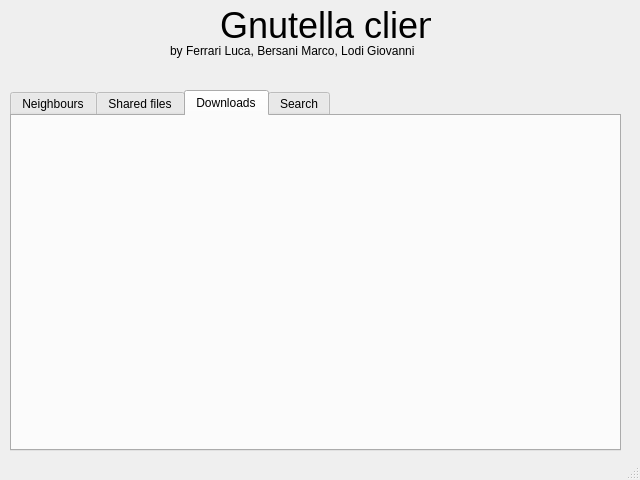
Qt form gnutella/teamGML/ui/qt/designer/mainwindow.ui (B3rs/P2P) before a commit.
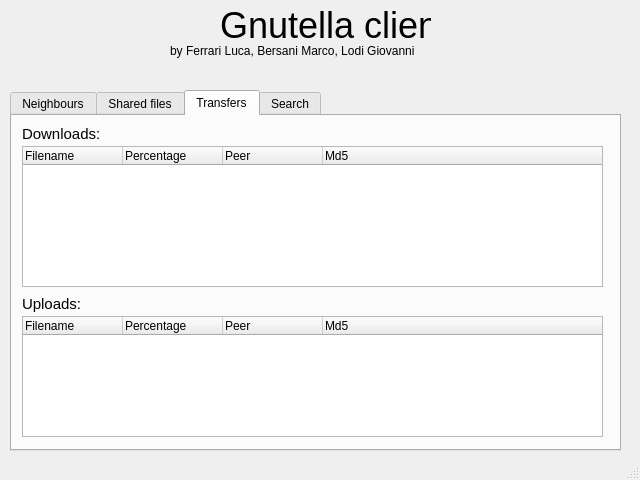
The same form after that commit. The open tabs and pages were chosen to show the change.

Commit message: -Added upload and download widgets -Added support to download/upload events

The edit to the form file:
```diff
--- a/gnutella/teamGML/ui/qt/designer/mainwindow.ui
+++ b/gnutella/teamGML/ui/qt/designer/mainwindow.ui
@@ -192,8 +192,104 @@
     </widget>
     <widget class="QWidget" name="tab_3">
      <attribute name="title">
-      <string>Downloads</string>
+      <string>Transfers</string>
      </attribute>
+     <widget class="QLabel" name="label_7">
+      <property name="geometry">
+       <rect>
+        <x>10</x>
+        <y>10</y>
+        <width>81</width>
+        <height>16</height>
+       </rect>
+      </property>
+      <property name="font">
+       <font>
+        <pointsize>11</pointsize>
+       </font>
+      </property>
+      <property name="text">
+       <string>Downloads:</string>
+      </property>
+     </widget>
+     <widget class="QLabel" name="label_8">
+      <property name="geometry">
+       <rect>
+        <x>10</x>
+        <y>180</y>
+        <width>81</width>
+        <height>16</height>
+       </rect>
+      </property>
+      <property name="font">
+       <font>
+        <pointsize>11</pointsize>
+       </font>
+      </property>
+      <property name="text">
+       <string>Uploads:</string>
+      </property>
+     </widget>
+     <widget class="QTreeWidget" name="uploadsTreeWidget">
+      <property name="geometry">
+       <rect>
+        <x>10</x>
+        <y>200</y>
+        <width>581</width>
+        <height>121</height>
+       </rect>
+      </property>
+      <column>
+       <property name="text">
+        <string>Filename</string>
+       </property>
+      </column>
+      <column>
+       <property name="text">
+        <string>Percentage</string>
+       </property>
+      </column>
+      <column>
+       <property name="text">
+        <string>Peer</string>
+       </property>
+      </column>
+      <column>
+       <property name="text">
+        <string>Md5</string>
+       </property>
+      </column>
+     </widget>
+     <widget class="QTreeWidget" name="downloadsTreeWidget">
+      <property name="geometry">
+       <rect>
+        <x>10</x>
+        <y>30</y>
+        <width>581</width>
+        <height>141</height>
+       </rect>
+      </property>
+      <column>
+       <property name="text">
+        <string>Filename</string>
+       </property>
+      </column>
+      <column>
+       <property name="text">
+        <string>Percentage</string>
+       </property>
+      </column>
+      <column>
+       <property name="text">
+        <string>Peer</string>
+       </property>
+      </column>
+      <column>
+       <property name="text">
+        <string>Md5</string>
+       </property>
+      </column>
+     </widget>
     </widget>
     <widget class="QWidget" name="tab_4">
      <attribute name="title">
```
Left out of the diff: 72 changed lines with no effect on the pictures. The commit also changes 2 other files.
